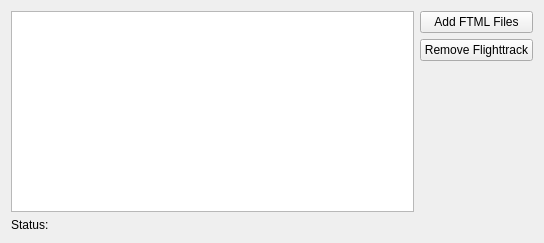
First picture: the form in mslib/msui/ui/ui_multiple_flightpath_dockwidget.ui, repository Open-MSS/MSS, before the edit.
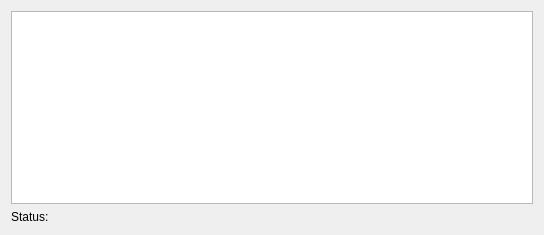
Second picture: the form after the edit.

Commit message: updated_multiple_flightpath_dockwidget

The edit to the form file:
```diff
--- a/mslib/msui/ui/ui_multiple_flightpath_dockwidget.ui
+++ b/mslib/msui/ui/ui_multiple_flightpath_dockwidget.ui
@@ -7,7 +7,7 @@
     <x>0</x>
     <y>0</y>
     <width>544</width>
-    <height>243</height>
+    <height>235</height>
    </rect>
   </property>
   <property name="sizePolicy">
@@ -36,40 +36,6 @@
        </item>
       </layout>
      </item>
-     <item>
-      <layout class="QVBoxLayout" name="verticalLayout_3">
-       <property name="sizeConstraint">
-        <enum>QLayout::SetMinimumSize</enum>
-       </property>
-       <item>
-        <widget class="QPushButton" name="bt_addFile">
-         <property name="text">
-          <string>Add FTML Files</string>
-         </property>
-        </widget>
-       </item>
-       <item>
-        <widget class="QPushButton" name="btRemove_file">
-         <property name="text">
-          <string>Remove Flighttrack</string>
-         </property>
-        </widget>
-       </item>
-       <item>
-        <spacer name="verticalSpacer">
-         <property name="orientation">
-          <enum>Qt::Vertical</enum>
-         </property>
-         <property name="sizeHint" stdset="0">
-          <size>
-           <width>20</width>
-           <height>40</height>
-          </size>
-         </property>
-        </spacer>
-       </item>
-      </layout>
-     </item>
     </layout>
    </item>
    <item>
```
Left out of the diff: 3 changed lines with no effect on the pictures. The commit also changes 2 other files.
